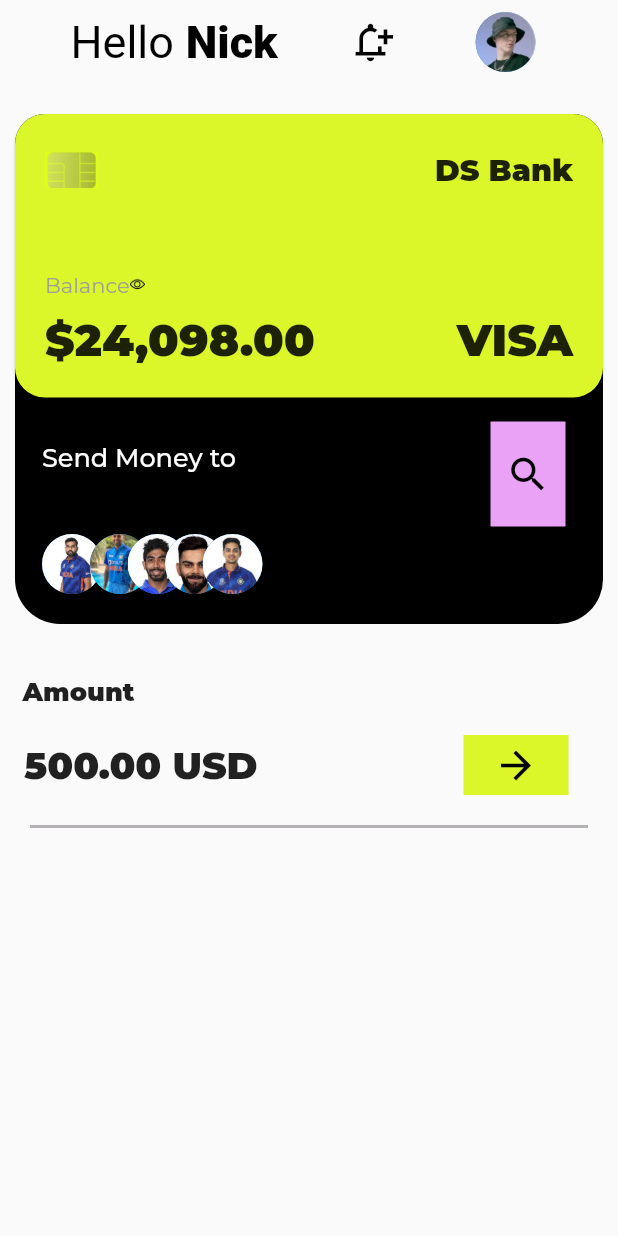
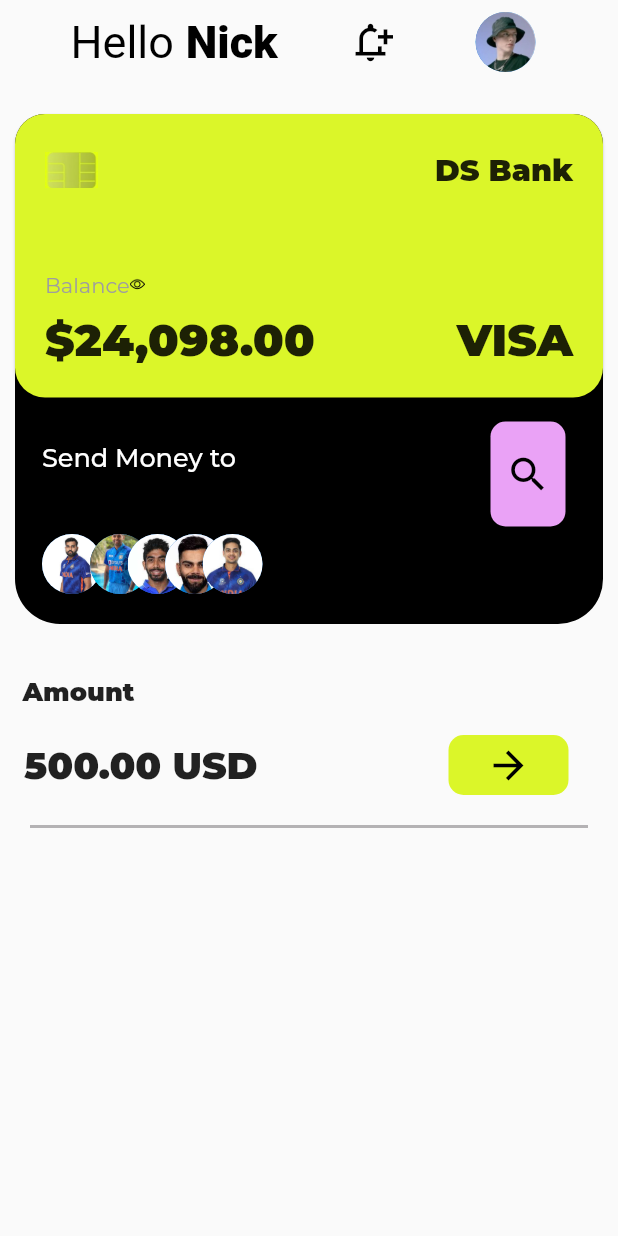
Before and after one commit to akshaykamath45/GDSC_UI-Task, a Flutter app: the screen it shows after launch, on a phone screen of 412 x 824 dp. Run offline on Flutter 3.47's test engine with Material 2 defaults, Android fonts, the phone set to English and light mode, and no system bars; our stand-ins replace google_fonts.

Commit message:
Added BorderRadius to Search Icon and Arrow Icon

```diff
--- a/lib/main.dart
+++ b/lib/main.dart
@@ -81,8 +81,10 @@
                                 margin: EdgeInsets.only(
                                     left: 15, right: 15, bottom: 5, top: 25),
                                 decoration: BoxDecoration(
-                                    color: Color.fromARGB(255, 234, 162, 246),
-                                    borderRadius: BorderRadius.only()),
+                                  color: Color.fromARGB(255, 234, 162, 246),
+                                  borderRadius:
+                                      BorderRadius.all(Radius.circular(10)),
+                                ),
                                 child: Icon(
                                   Icons.search,
                                   color: Colors.black,
@@ -271,10 +273,11 @@
                     Container(
                       margin: EdgeInsets.fromLTRB(10, 5, 25, 5),
                       padding: EdgeInsets.only(
-                          right: 20, left: 20, top: 5, bottom: 5),
+                          right: 25, left: 25, top: 5, bottom: 5),
                       decoration: BoxDecoration(
-                          color: Color.fromARGB(255, 219, 246, 41),
-                          borderRadius: BorderRadius.only()),
+                        color: Color.fromARGB(255, 219, 246, 41),
+                        borderRadius: BorderRadius.all(Radius.circular(10)),
+                      ),
                       child: Icon(
                         Icons.arrow_forward,
                         color: Colors.black,
```
